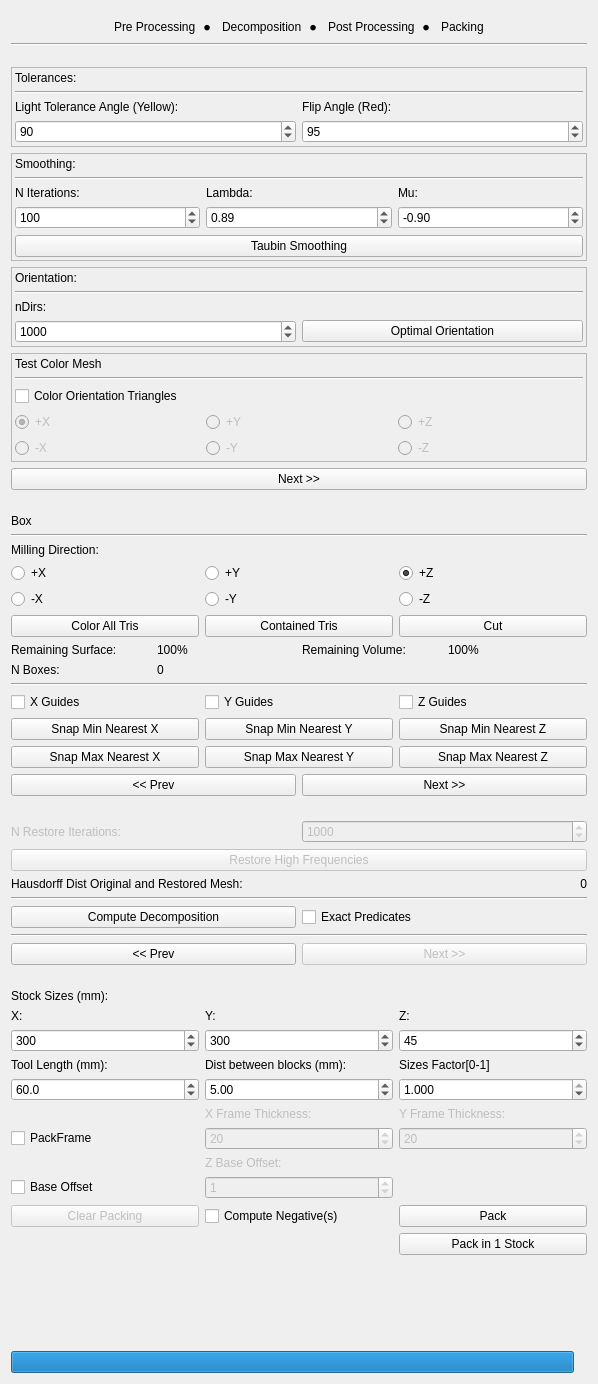
Old version of the form gui/hf_gui.ui in the repository cg3hci/SplitAndMill.
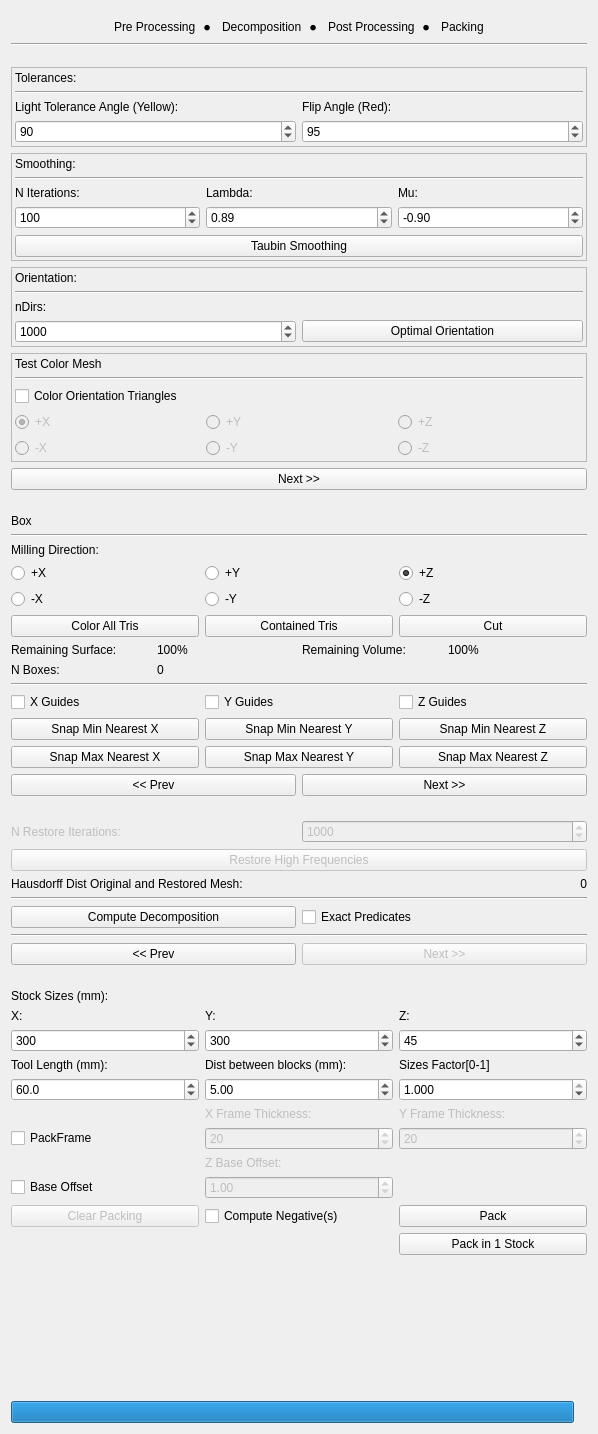
New version of the form.

Diff of the .ui file:
```diff
--- a/gui/hf_gui.ui
+++ b/gui/hf_gui.ui
@@ -7,7 +7,7 @@
     <x>0</x>
     <y>0</y>
     <width>598</width>
-    <height>1384</height>
+    <height>1434</height>
    </rect>
   </property>
   <property name="windowTitle">
@@ -1057,19 +1057,6 @@
         </property>
        </widget>
       </item>
-      <item row="8" column="1">
-       <widget class="QSpinBox" name="baseOffsetSpinBox">
-        <property name="enabled">
-         <bool>false</bool>
-        </property>
-        <property name="maximum">
-         <number>20</number>
-        </property>
-        <property name="value">
-         <number>1</number>
-        </property>
-       </widget>
-      </item>
       <item row="8" column="0">
        <widget class="QCheckBox" name="baseOffsetCheckBox">
         <property name="text">
@@ -1084,6 +1071,25 @@
         </property>
        </widget>
       </item>
+      <item row="8" column="1">
+       <widget class="QDoubleSpinBox" name="baseOffsetSpinBox">
+        <property name="enabled">
+         <bool>false</bool>
+        </property>
+        <property name="locale">
+         <locale language="English" country="UnitedStates"/>
+        </property>
+        <property name="minimum">
+         <double>0.100000000000000</double>
+        </property>
+        <property name="maximum">
+         <double>20.000000000000000</double>
+        </property>
+        <property name="value">
+         <double>1.000000000000000</double>
+        </property>
+       </widget>
+      </item>
      </layout>
     </widget>
    </item>
```
